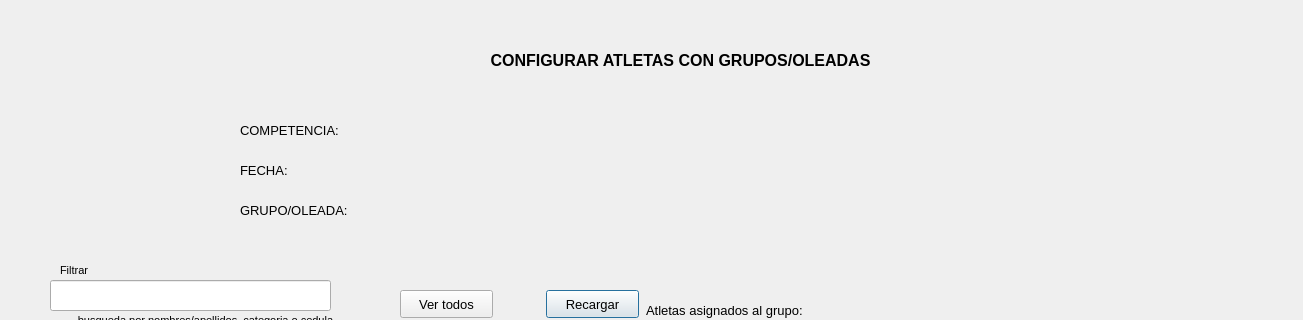
germang2/CrossfitTimer, file qt/athletesGroups.ui: the form before one commit; both pictures show x 0 to 1303 and y 0 to 320 of the 1303 by 684 pixel window.
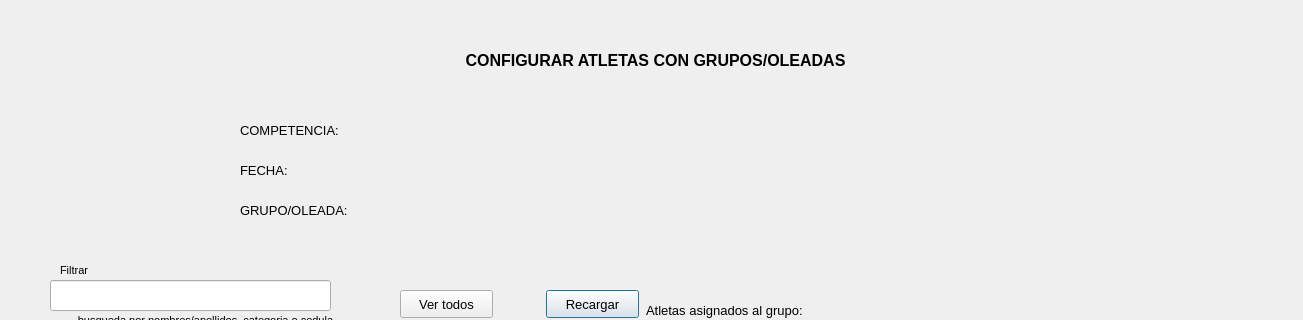
The form after the commit.

The edit to the form file:
```diff
--- a/qt/athletesGroups.ui
+++ b/qt/athletesGroups.ui
@@ -21,9 +21,9 @@
   <widget class="QLabel" name="label_7">
    <property name="geometry">
     <rect>
-     <x>430</x>
+     <x>10</x>
      <y>40</y>
-     <width>501</width>
+     <width>1291</width>
      <height>41</height>
     </rect>
    </property>
```
